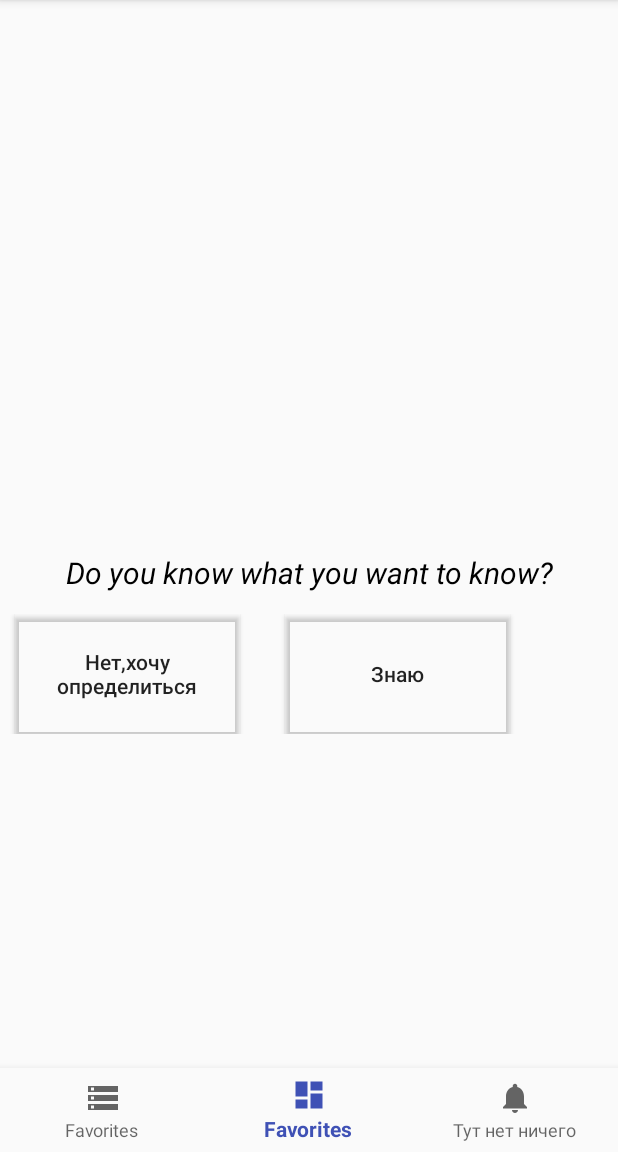
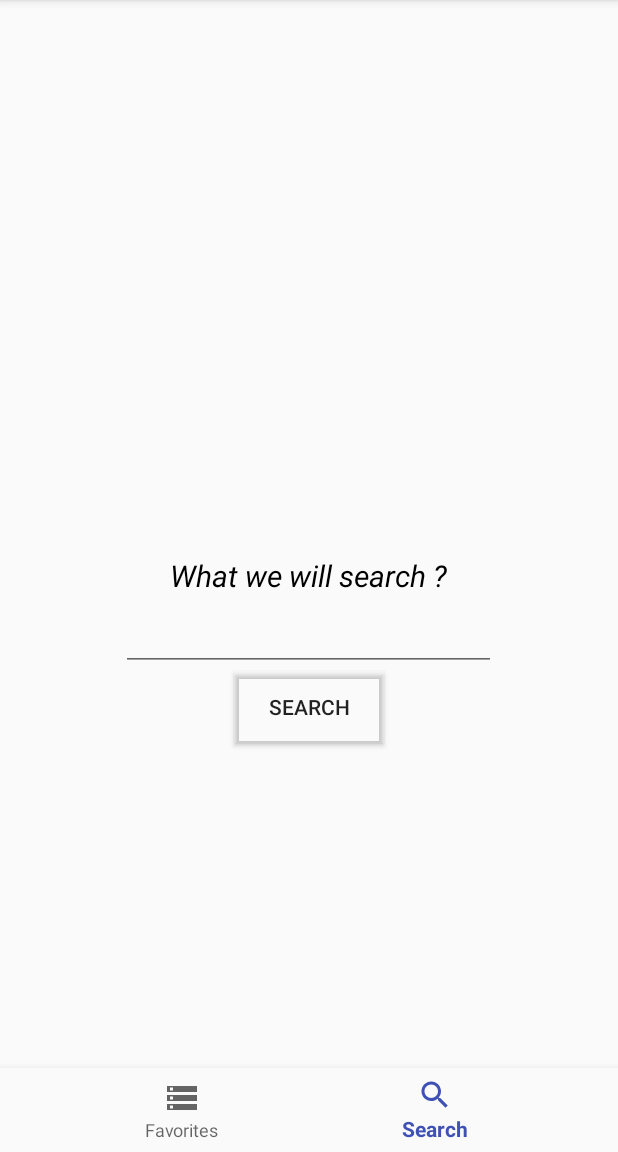
Before and after one commit to AlFilippov/StadyingMapR, an Android app: the screen it shows after launch (NavigationActivity), item 2 of the bottom bar chosen, on a phone screen of 412 x 824 dp, the part 84-1236 px from its top. Run offline under Robolectric (Android 15) with nearby library versions, the phone set to English and light mode, and no system bars; libraries missing offline, so code that uses them is left out: info.hoang8f.fbutton; 8 statements that could not run were skipped.

Commit message:
-Исправлен алгоритм выдачи информации

```diff
--- /dev/null
+++ b/app/src/main/java/com/alphilippov/studyingmap/databind/VariantLearningBinding.java
@@ -0,0 +1,37 @@
+package com.alphilippov.studyingmap.databind;
+
+public class VariantLearningBinding {
+    private String mTextViewVariantLearning;
+    private String mOnePartButtonLearning;
+    private String mTwoPartButtonLearning;
+
+    public VariantLearningBinding(String textViewVariantLearning, String onePartButtonLearning, String twoPartButtonLearning) {
+        mTextViewVariantLearning = textViewVariantLearning;
+        mOnePartButtonLearning = onePartButtonLearning;
+        mTwoPartButtonLearning = twoPartButtonLearning;
+    }
+
+    public String getTextViewVariantLearning() {
+        return mTextViewVariantLearning;
+    }
+
+    public void setTextViewVariantLearning(String textViewVariantLearning) {
+        mTextViewVariantLearning = textViewVariantLearning;
+    }
+
+    public String getOnePartButtonLearning() {
+        return mOnePartButtonLearning;
+    }
+
+    public void setOnePartButtonLearning(String onePartButtonLearning) {
+        mOnePartButtonLearning = onePartButtonLearning;
+    }
+
+    public String getTwoPartButtonLearning() {
+        return mTwoPartButtonLearning;
+    }
+
+    public void setTwoPartButtonLearning(String twoPartButtonLearning) {
+        mTwoPartButtonLearning = twoPartButtonLearning;
+    }
+}
--- a/app/src/main/java/com/alphilippov/studyingmap/fragments/VariableLearningCourses.java
+++ b/app/src/main/java/com/alphilippov/studyingmap/fragments/VariantLearningCourses.java
@@ -1,6 +1,7 @@
 package com.alphilippov.studyingmap.fragments;
 
 import android.content.Context;
+import android.databinding.DataBindingUtil;
 import android.os.Bundle;
 import android.support.annotation.NonNull;
 import android.support.annotation.Nullable;
@@ -12,26 +13,31 @@ import android.widget.Button;
 import android.widget.TextView;
 
 import com.alphilippov.studyingmap.R;
+import com.alphilippov.studyingmap.databind.VariantLearningBinding;
+import com.alphilippov.studyingmap.databinding.VariableLearningCoursesBinding;
 
-public class VariableLearningCourses extends Fragment implements Button.OnClickListener {
+public class VariantLearningCourses extends Fragment {
 
     private static final String YES_DECIDED = "ydecided";
     private static final String WANT_DEFENITION = "wdecided";
+    private VariableLearningCoursesBinding mBinding;
+
 
     @Nullable
     @Override
-    public View onCreateView(@NonNull LayoutInflater inflater, @Nullable ViewGroup container, @Nullable Bundle savedInstanceState) {
-        View askMe = inflater.inflate(R.layout.variable_learning_courses, container, false);
-        TextView mAskMainQuestion = askMe.findViewById(R.id.askMe);
-        Button mYDecided = askMe.findViewById(R.id.ydecided);
-        Button mWDefenition = askMe.findViewById(R.id.wdefinition);
-        mYDecided.setOnClickListener(this);
-        mWDefenition.setOnClickListener(this);
-        return askMe;
+    public View onCreateView(@NonNull LayoutInflater inflater, @Nullable ViewGroup container,
+                             @Nullable Bundle savedInstanceState) {
+        mBinding = DataBindingUtil.inflate(inflater, R.layout.variable_learning_courses, container, false);
+        mBinding.setVariantLearningDB(new VariantLearningBinding(
+                "Do you know what you want to know ?",
+                "No,I want to decide",
+                "I know"));
+        mBinding.setOnClick(this::onClick);
+        return mBinding.getRoot();
 
     }
 
-    @Override
+
     public void onClick(View button) {
         switch (button.getId()) {
             case R.id.ydecided:
--- a/app/src/main/java/com/alphilippov/studyingmap/navigation/NavigationActivity.java
+++ b/app/src/main/java/com/alphilippov/studyingmap/navigation/NavigationActivity.java
@@ -6,20 +6,17 @@ import android.support.v4.app.Fragment;
 import android.support.v4.app.FragmentManager;
 import android.support.v4.app.FragmentTransaction;
 import android.support.v7.app.AppCompatActivity;
-import android.support.annotation.NonNull;
-import android.view.MenuItem;
-import android.widget.TextView;
 
 import com.alphilippov.studyingmap.R;
 import com.alphilippov.studyingmap.fragments.FormCoursesKeyWords;
 import com.alphilippov.studyingmap.fragments.ResultsAfterSearchKeyWords;
-import com.alphilippov.studyingmap.fragments.VariableLearningCourses;
+import com.alphilippov.studyingmap.fragments.VariantLearningCourses;
 import com.alphilippov.studyingmap.fragments.ProfessionDefinition;
 import com.alphilippov.studyingmap.fragments.SearchResultOfCourses;
 
 import java.util.HashMap;
 
-public class NavigationActivity extends AppCompatActivity implements VariableLearningCourses.OnChangedFragment, ProfessionDefinition.sentDataFragment, FormCoursesKeyWords.replaceFragment {
+public class NavigationActivity extends AppCompatActivity implements VariantLearningCourses.OnChangedFragment, ProfessionDefinition.sentDataFragment, FormCoursesKeyWords.replaceFragment {
     private static final String YES_DECIDED = "ydecided";
     private static final String WANT_DEFENITION = "wdecided";
     private static final String YES = "YES";
@@ -30,9 +27,10 @@ public class NavigationActivity extends AppCompatActivity implements VariableLea
             case R.id.navigation_home:
                 return true;
             case R.id.navigation_dashboard:
+                FormCoursesKeyWords formCoursesKeyWords = new FormCoursesKeyWords();
+                getBackStackandReplace(formCoursesKeyWords);
                 return true;
-            case R.id.navigation_notifications:
-                return true;
+
         }
         return false;
     };
@@ -45,7 +43,7 @@ public class NavigationActivity extends AppCompatActivity implements VariableLea
         navView.setOnNavigationItemSelectedListener(mOnNavigationItemSelectedListener);
         FragmentManager fragmentManager = getSupportFragmentManager();
         FragmentTransaction ft = fragmentManager.beginTransaction();
-        VariableLearningCourses askMe = new VariableLearningCourses();
+        VariantLearningCourses askMe = new VariantLearningCourses();
         ft.add(R.id.container, askMe);
         ft.commit();
     }
--- a/app/src/main/java/com/alphilippov/studyingmap/ui/RecyclerViewTouchListener.java
+++ b/app/src/main/java/com/alphilippov/studyingmap/ui/RecyclerViewTouchListener.java
@@ -22,7 +22,7 @@ public class RecyclerViewTouchListener implements RecyclerView.OnItemTouchListen
             public void onLongPress(MotionEvent e) {
                 View child = recyclerView.findChildViewUnder(e.getX(), e.getY());
                 if (child != null && clickListener != null) {
-                    clickListener.onLongClick(child, recyclerView.getChildPosition(child));
+                    clickListener.onLongClick(child, recyclerView.getChildLayoutPosition(child));
                 }
             }
         });
@@ -33,7 +33,7 @@ public class RecyclerViewTouchListener implements RecyclerView.OnItemTouchListen
 
         View child = rv.findChildViewUnder(e.getX(), e.getY());
         if (child != null && clickListener != null && gestureDetector.onTouchEvent(e)) {
-            clickListener.onClick(child, rv.getChildPosition(child));
+            clickListener.onClick(child, rv.getChildLayoutPosition(child));
         }
         return false;
     }
--- /dev/null
+++ b/app/src/main/res/drawable/ic_search_black_24dp.xml
@@ -0,0 +1,9 @@
+<vector xmlns:android="http://schemas.android.com/apk/res/android"
+        android:width="24dp"
+        android:height="24dp"
+        android:viewportWidth="24.0"
+        android:viewportHeight="24.0">
+    <path
+        android:fillColor="#FF000000"
+        android:pathData="M15.5,14h-0.79l-0.28,-0.27C15.41,12.59 16,11.11 16,9.5 16,5.91 13.09,3 9.5,3S3,5.91 3,9.5 5.91,16 9.5,16c1.61,0 3.09,-0.59 4.23,-1.57l0.27,0.28v0.79l5,4.99L20.49,19l-4.99,-5zM9.5,14C7.01,14 5,11.99 5,9.5S7.01,5 9.5,5 14,7.01 14,9.5 11.99,14 9.5,14z"/>
+</vector>
--- a/app/src/main/res/menu/bottom_nav_menu.xml
+++ b/app/src/main/res/menu/bottom_nav_menu.xml
@@ -8,12 +8,7 @@
 
     <item
         android:id="@+id/navigation_dashboard"
-        android:icon="@drawable/ic_dashboard_black_24dp"
+        android:icon="@drawable/ic_search_black_24dp"
         android:title="@string/navigation_dashboard" />
 
-    <item
-        android:id="@+id/navigation_notifications"
-        android:icon="@drawable/ic_notifications_black_24dp"
-        android:title="@string/title_notifications" />
-
 </menu>
--- a/app/src/main/res/values/strings.xml
+++ b/app/src/main/res/values/strings.xml
@@ -18,10 +18,10 @@
     <string name="quest_profdef_first">1</string>
     <string name="title_activity_navigation">Studying Map</string>
     <string name="title_home">Favorites</string>
-    <string name="title_dashboard">Other</string>
-    <string name="title_notifications">Тут нет ничего</string>
+    <string name="title_dashboard">Search</string>
     <string name="content_text_view_request">What we will search ?</string>
     <string name="content_button_request">Search</string>
-    <string name="navigation_dashboard">Favorites</string>
-
+    <string name="navigation_dashboard">Search</string>
+    <string name="space">\u0020</string>
+    <string name="percent">%</string>
 </resources>
```
Also changed, not shown: app/src/main/java/com/alphilippov/studyingmap/databind/ContentAboutCourseBinding.java (added, +154 -0 lines), app/src/main/java/com/alphilippov/studyingmap/fragments/ProfessionDefinition.java (+1 -6 lines), app/src/main/java/com/alphilippov/studyingmap/fragments/SearchResultOfCourses.java (+12 -9 lines), app/src/main/java/com/alphilippov/studyingmap/ui/courseModelDto.java (deleted, +0 -80 lines), app/src/main/res/layout/content_about_course.xml (+109 -35 lines), app/src/main/res/layout/variable_learning_courses.xml (+25 -8 lines).
